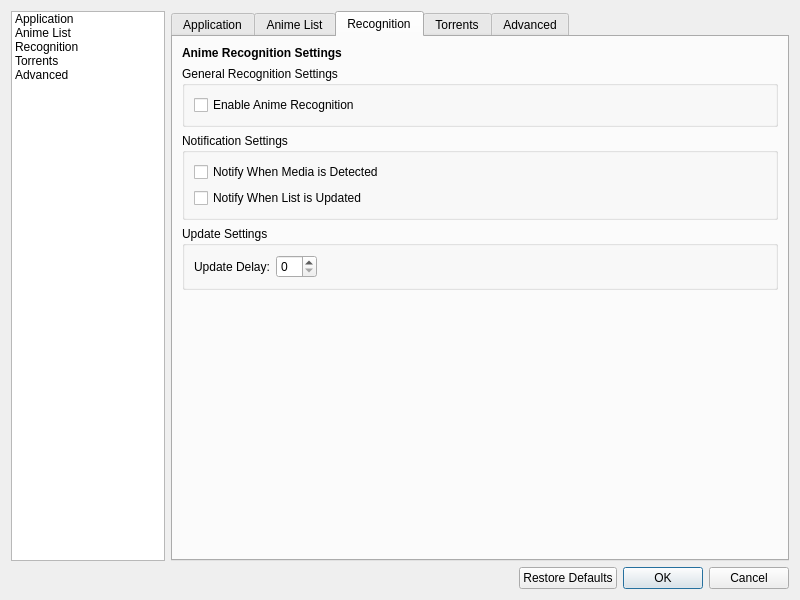
First picture: the form in src/gui/settingsdialog.ui, repository killmaster/Shinjiru, before the edit.
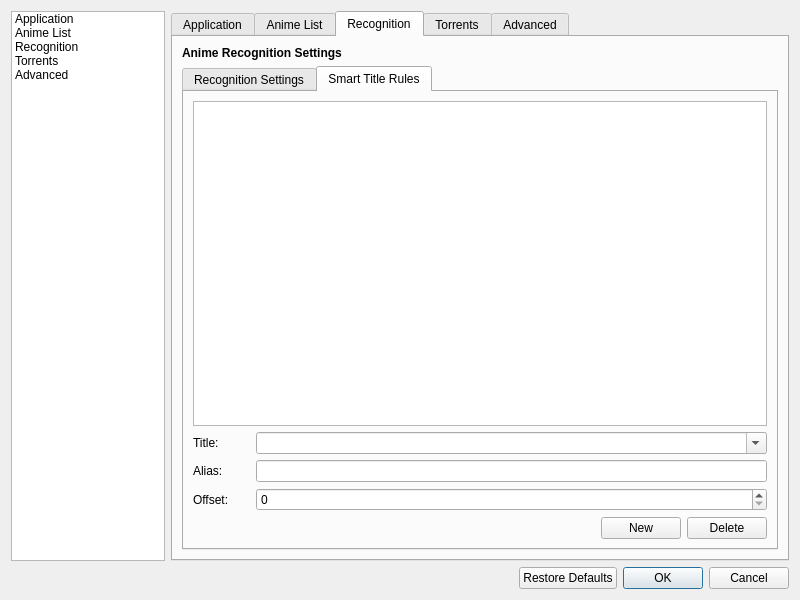
Second picture: the form after the edit. The open tabs and pages were chosen to show the change. Icons and pictures are not drawn.

Commit message: Settings dialog

The edit to the form file:
```diff
--- a/src/gui/settingsdialog.ui
+++ b/src/gui/settingsdialog.ui
@@ -260,6 +260,16 @@
           </widget>
          </item>
          <item>
+          <widget class="QTabWidget" name="tabWidget">
+           <property name="currentIndex">
+            <number>1</number>
+           </property>
+           <widget class="QWidget" name="tab_8">
+            <attribute name="title">
+             <string>Recognition Settings</string>
+            </attribute>
+            <layout class="QVBoxLayout" name="verticalLayout_23">
+             <item>
           <widget class="QGroupBox" name="groupBox_3">
            <property name="title">
             <string>General Recognition Settings</string>
@@ -317,7 +327,11 @@
                </widget>
               </item>
               <item row="0" column="1">
-               <widget class="QSpinBox" name="updateDelaySpinBox"/>
+                   <widget class="QSpinBox" name="updateDelaySpinBox">
+                    <property name="maximum">
+                     <number>99999</number>
+                    </property>
+                   </widget>
               </item>
              </layout>
             </item>
@@ -339,6 +353,117 @@
          </item>
         </layout>
        </widget>
+           <widget class="QWidget" name="tab_9">
+            <attribute name="title">
+             <string>Smart Title Rules</string>
+            </attribute>
+            <layout class="QVBoxLayout" name="verticalLayout_22">
+             <item>
+              <widget class="QListWidget" name="smartTitleList">
+               <property name="editTriggers">
+                <set>QAbstractItemView::NoEditTriggers</set>
+               </property>
+              </widget>
+             </item>
+             <item>
+              <layout class="QHBoxLayout" name="horizontalLayout_7" stretch="1,9">
+               <item>
+                <widget class="QLabel" name="label_6">
+                 <property name="text">
+                  <string>Title:</string>
+                 </property>
+                </widget>
+               </item>
+               <item>
+                <widget class="QComboBox" name="titleComboBox">
+                 <property name="sizePolicy">
+                  <sizepolicy hsizetype="Expanding" vsizetype="Fixed">
+                   <horstretch>0</horstretch>
+                   <verstretch>0</verstretch>
+                  </sizepolicy>
+                 </property>
+                 <property name="editable">
+                  <bool>true</bool>
+                 </property>
+                 <property name="sizeAdjustPolicy">
+                  <enum>QComboBox::AdjustToMinimumContentsLength</enum>
+                 </property>
+                </widget>
+               </item>
+              </layout>
+             </item>
+             <item>
+              <layout class="QHBoxLayout" name="horizontalLayout_10" stretch="1,9">
+               <item>
+                <widget class="QLabel" name="label_8">
+                 <property name="text">
+                  <string>Alias:</string>
+                 </property>
+                </widget>
+               </item>
+               <item>
+                <widget class="QLineEdit" name="aliasLineEdit"/>
+               </item>
+              </layout>
+             </item>
+             <item>
+              <layout class="QHBoxLayout" name="horizontalLayout_8" stretch="1,9">
+               <item>
+                <widget class="QLabel" name="label_7">
+                 <property name="text">
+                  <string>Offset:</string>
+                 </property>
+                </widget>
+               </item>
+               <item>
+                <widget class="QSpinBox" name="offsetSpinBox">
+                 <property name="sizePolicy">
+                  <sizepolicy hsizetype="Expanding" vsizetype="Fixed">
+                   <horstretch>0</horstretch>
+                   <verstretch>0</verstretch>
+                  </sizepolicy>
+                 </property>
+                </widget>
+               </item>
+              </layout>
+             </item>
+             <item>
+              <layout class="QHBoxLayout" name="horizontalLayout_9">
+               <item>
+                <spacer name="horizontalSpacer_4">
+                 <property name="orientation">
+                  <enum>Qt::Horizontal</enum>
+                 </property>
+                 <property name="sizeHint" stdset="0">
+                  <size>
+                   <width>40</width>
+                   <height>20</height>
+                  </size>
+                 </property>
+                </spacer>
+               </item>
+               <item>
+                <widget class="QPushButton" name="newTitle">
+                 <property name="text">
+                  <string>New</string>
+                 </property>
+                </widget>
+               </item>
+               <item>
+                <widget class="QPushButton" name="deleteTitle">
+                 <property name="text">
+                  <string>Delete</string>
+                 </property>
+                </widget>
+               </item>
+              </layout>
+             </item>
+            </layout>
+           </widget>
+          </widget>
+         </item>
+        </layout>
+       </widget>
        <widget class="QWidget" name="tab_3">
         <attribute name="title">
          <string>Torrents</string>
@@ -358,9 +483,9 @@
           </widget>
          </item>
          <item>
-          <widget class="QTabWidget" name="tabWidget">
+          <widget class="QTabWidget" name="torrentTabs">
            <property name="currentIndex">
-            <number>0</number>
+            <number>1</number>
            </property>
            <widget class="QWidget" name="tab_5">
             <attribute name="title">
```
Left out of the diff: 96 changed lines with no effect on the pictures. Lines whose indentation alone changed are shown as unchanged. The commit also changes 14 other files.
